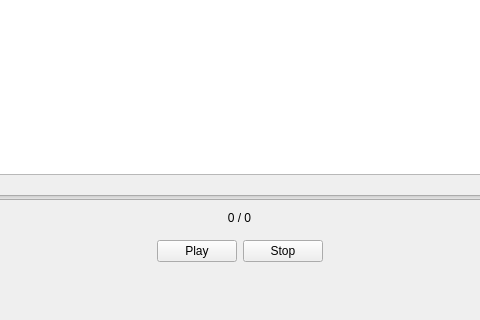
Before: the Qt Designer form SIMP/ui/tab_video.ui in iiSM4u/iiSM-SW_public, drawn with Qt 5; both pictures show x 408 to 888 and y 334 to 654 of the 1029 by 654 pixel window.
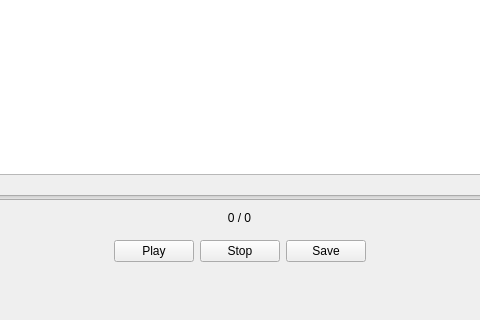
After: the same form once the commit is applied. Custom widgets are drawn as their Qt base class.

Commit message: frame save 버튼 추가 + gegl 버그 수정

What changed in the file:
```diff
--- a/SIMP/ui/tab_video.ui
+++ b/SIMP/ui/tab_video.ui
@@ -220,6 +220,13 @@
               </property>
              </widget>
             </item>
+            <item>
+             <widget class="QPushButton" name="btnSaveFrame">
+              <property name="text">
+               <string>Save</string>
+              </property>
+             </widget>
+            </item>
             <item>
              <spacer name="horizontalSpacer_4">
               <property name="orientation">
```
The commit also changes 3 other files.
